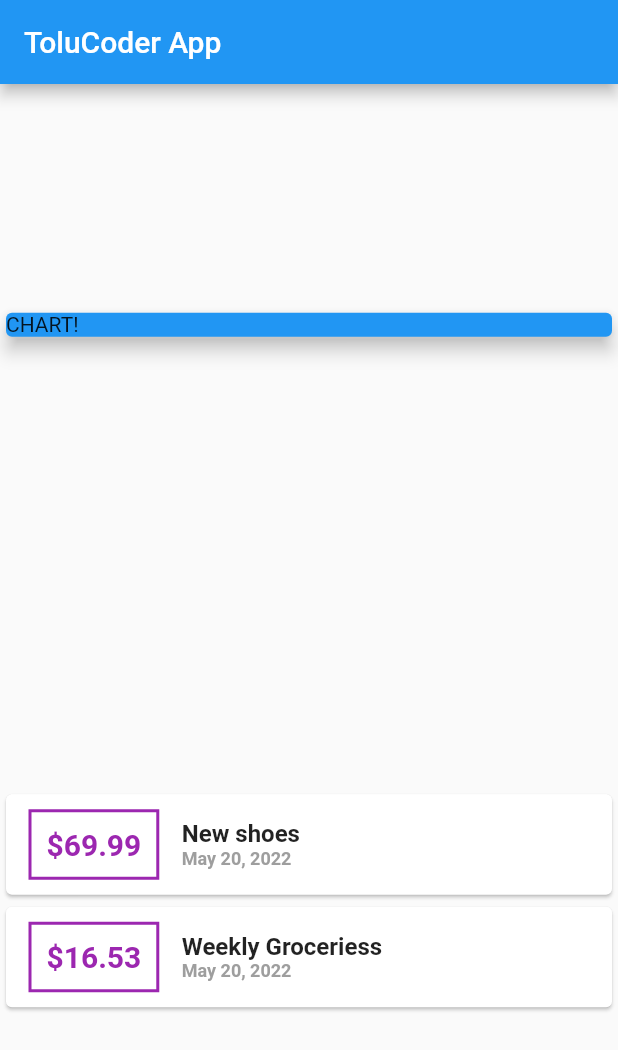
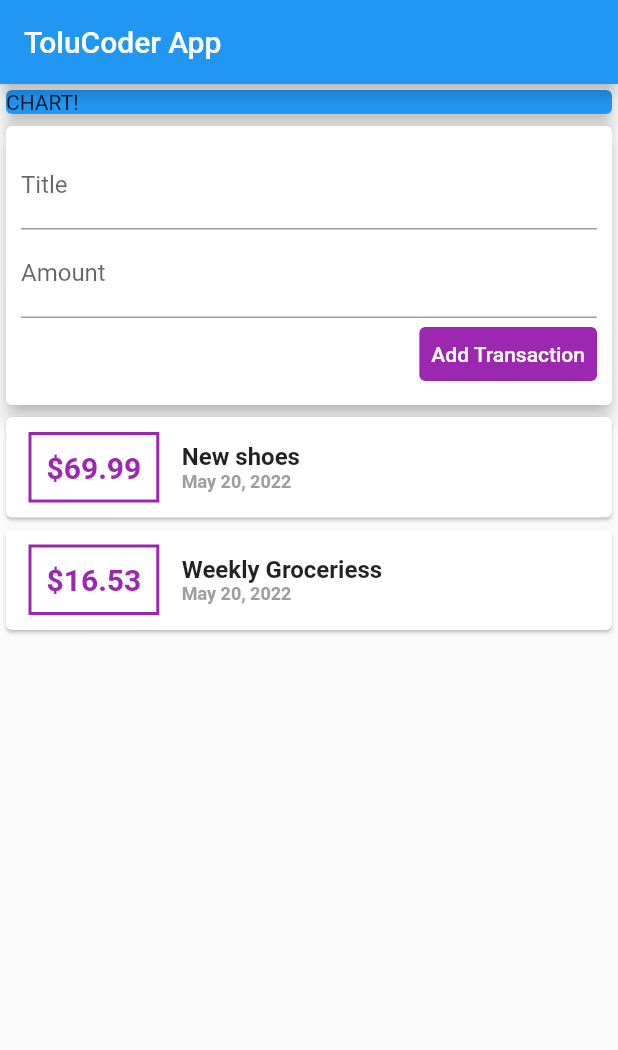
Before and after one commit to Tolulope05/e_planner, a Flutter app: the screen it shows after launch, on a phone screen of 412 x 824 dp. Shown: the top 1050 px of the screen. Run offline on Flutter 3.47's test engine with Material 2 defaults, Android fonts, the phone set to English and light mode, and no system bars.

Commit message:
defined user input success

```diff
--- a/lib/main.dart
+++ b/lib/main.dart
@@ -39,7 +39,7 @@ class MyhomePage extends StatelessWidget {
         title: const Text('ToluCoder App'),
       ),
       body: Column(
-        mainAxisAlignment: MainAxisAlignment.spaceAround,
+        mainAxisAlignment: MainAxisAlignment.start,
         crossAxisAlignment: CrossAxisAlignment.stretch,
         children: <Widget>[
           const SizedBox(
@@ -49,6 +49,37 @@ class MyhomePage extends StatelessWidget {
               elevation: 5,
               child: SizedBox(
                 child: Text('CHART!'),
+              ),
+            ),
+          ),
+          Card(
+            elevation: 5,
+            child: Container(
+              padding: EdgeInsets.all(10),
+              child: Column(
+                crossAxisAlignment: CrossAxisAlignment.end,
+                children: [
+                  TextField(
+                    autocorrect: true,
+                    decoration: InputDecoration(
+                      labelText: 'Title',
+                    ),
+                  ),
+                  TextField(
+                    autocorrect: true,
+                    decoration: InputDecoration(
+                      labelText: 'Amount',
+                    ),
+                  ),
+                  TextButton(
+                    onPressed: () => {},
+                    style: ButtonStyle(
+                      foregroundColor: MaterialStateProperty.all(Colors.white),
+                      backgroundColor: MaterialStateProperty.all(Colors.purple),
+                    ),
+                    child: Text('Add Transaction'),
+                  ),
+                ],
               ),
             ),
           ),
```
